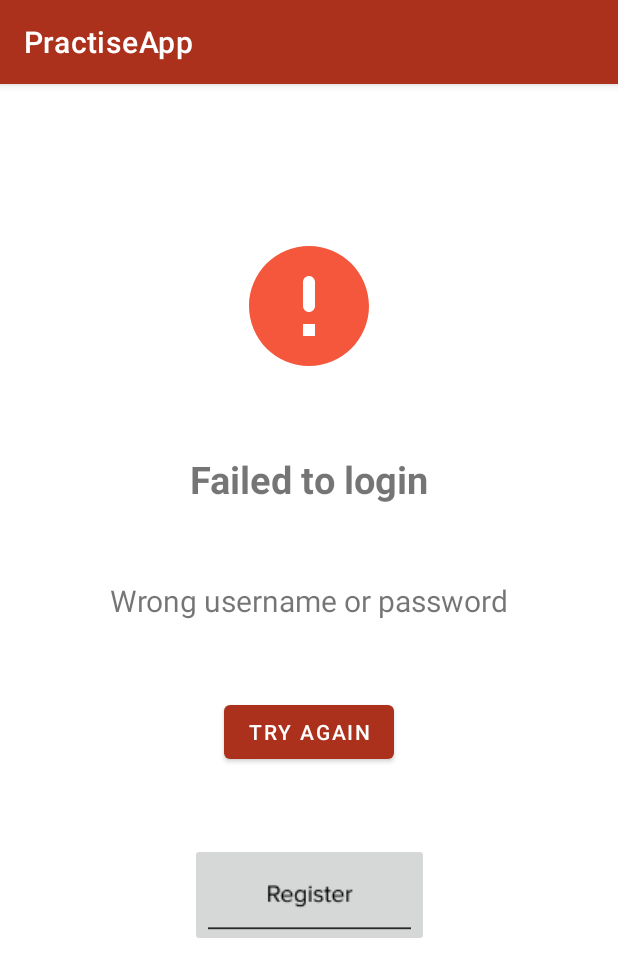
After one commit to 20012001amiramir/PractiseApp, an Android app: the FailedLoginFragment screen opened through its navigation route, on a phone screen of 412 x 824 dp. The commit adds this screen. Shown: the top 977 px of the screen. Run offline under Robolectric (Android 15) with nearby library versions, the phone set to English and light mode, and no system bars; our stand-ins replace Dagger/Hilt's generated code.

Commit message:
[10] BUGFIX: Failed login page nav logic doesn't have any conflicts with LoginPage LiveData now

```diff
--- a/app/build.gradle
+++ b/app/build.gradle
@@ -3,7 +3,7 @@ plugins {
     id 'kotlin-android'
     id 'kotlin-kapt'
     id 'dagger.hilt.android.plugin'
-    id 'androidx.navigation.safeargs.kotlin'
+    id 'androidx.navigation.safeargs'
 }
 
 android {
--- /dev/null
+++ b/app/src/main/java/com/example/practiseapp/presentation/welcome/FailedLoginFragment.kt
@@ -0,0 +1,45 @@
+package com.example.practiseapp.presentation.welcome
+
+import android.os.Bundle
+import androidx.fragment.app.Fragment
+import android.view.LayoutInflater
+import android.view.View
+import android.view.ViewGroup
+import androidx.navigation.findNavController
+import com.example.practiseapp.databinding.LoginFailedBinding
+
+class FailedLoginFragment : Fragment() {
+
+    private var _binding: LoginFailedBinding? = null
+    private val binding get() = _binding!!
+
+    override fun onCreateView(
+        inflater: LayoutInflater, container: ViewGroup?,
+        savedInstanceState: Bundle?
+    ): View {
+        _binding = LoginFailedBinding.inflate(inflater, container, false)
+        return binding.root
+    }
+
+    override fun onViewCreated(view: View, savedInstanceState: Bundle?) {
+        super.onViewCreated(view, savedInstanceState)
+        binding.btnRetryLogin.setOnClickListener {
+            val action = FailedLoginFragmentDirections.actionFailedLoginFragmentToLoginFragment()
+            it.findNavController().navigate(action)
+        }
+        binding.btnRegister.setOnClickListener {
+            val action = FailedLoginFragmentDirections.actionFailedLoginFragmentToRegisterFragment()
+            it.findNavController().navigate(action)
+        }
+    }
+
+    override fun onDestroy() {
+        super.onDestroy()
+        _binding = null
+    }
+
+    companion object {
+        @JvmStatic
+        fun newInstance() = FailedLoginFragment()
+    }
+}
--- a/app/src/main/java/com/example/practiseapp/presentation/welcome/WelcomeActivity.kt
+++ b/app/src/main/java/com/example/practiseapp/presentation/welcome/WelcomeActivity.kt
@@ -14,7 +14,7 @@ import dagger.hilt.android.AndroidEntryPoint
 @AndroidEntryPoint
 class WelcomeActivity : AppCompatActivity() {
 
-    private lateinit var navController: NavController
+    lateinit var navController: NavController
     private lateinit var binding: ActivityWelcomeBinding
     private val welcomeViewModel: WelcomeViewModel by viewModels()
 
--- a/app/src/main/res/layout/login_failed.xml
+++ b/app/src/main/res/layout/login_failed.xml
@@ -20,6 +20,8 @@
         android:layout_marginTop="50dp"
         android:layout_width="wrap_content"
         android:layout_height="wrap_content"
+        android:textSize="25sp"
+        android:textStyle="bold"
         android:text="Failed to login"
         app:layout_constraintEnd_toEndOf="parent"
         app:layout_constraintStart_toStartOf="parent"
@@ -28,9 +30,10 @@
     <TextView
         android:id="@+id/tv_cause"
         android:layout_marginTop="50dp"
+        android:textSize="20sp"
         android:layout_width="wrap_content"
         android:layout_height="wrap_content"
-        android:text="TextView"
+        android:text="Wrong username or password"
         app:layout_constraintEnd_toEndOf="parent"
         app:layout_constraintStart_toStartOf="parent"
         app:layout_constraintTop_toBottomOf="@+id/tv_failed_to_login" />
@@ -40,7 +43,7 @@
         android:layout_marginTop="50dp"
         android:layout_width="wrap_content"
         android:layout_height="wrap_content"
-        android:text="Button"
+        android:text="Try again"
         app:layout_constraintEnd_toEndOf="parent"
         app:layout_constraintStart_toStartOf="parent"
         app:layout_constraintTop_toBottomOf="@+id/tv_cause" />
@@ -57,5 +60,4 @@
         app:layout_constraintTop_toBottomOf="@+id/btn_retry_login"
         android:contentDescription="TODO" />
 
-
 </androidx.constraintlayout.widget.ConstraintLayout>
--- a/app/src/main/res/navigation/start_nav_graph.xml
+++ b/app/src/main/res/navigation/start_nav_graph.xml
@@ -20,10 +20,31 @@
         android:id="@+id/loginFragment"
         android:name="com.example.practiseapp.presentation.welcome.LoginFragment"
         android:label="Login"
-        tools:layout="@layout/login_page"/>
+        tools:layout="@layout/login_page">
+        <action
+            android:id="@+id/action_loginFragment_to_failedLoginFragment"
+            app:destination="@id/failedLoginFragment">
+        </action>
+    </fragment>
     <fragment
         android:id="@+id/registerFragment"
         android:name="com.example.practiseapp.presentation.welcome.RegisterFragment"
         android:label="Register"
         tools:layout="@layout/register_page"/>
+    <fragment
+        android:id="@+id/failedLoginFragment"
+        android:name="com.example.practiseapp.presentation.welcome.FailedLoginFragment"
+        android:label="FailedLoginFragment"
+        tools:layout="@layout/login_failed">
+        <action
+            android:id="@+id/action_failedLoginFragment_to_loginFragment"
+            app:destination="@id/loginFragment"
+            app:popUpTo="@id/welcomeFragment"
+            app:popUpToInclusive="false" />
+        <action
+            android:id="@+id/action_failedLoginFragment_to_registerFragment"
+            app:destination="@id/registerFragment"
+            app:popUpTo="@id/welcomeFragment"
+            app:popUpToInclusive="false" />
+    </fragment>
 </navigation>
```
Also changed, not shown: app/src/main/java/com/example/practiseapp/domain/common/ConsumableValue.kt (added, +13 -0 lines), app/src/main/java/com/example/practiseapp/presentation/welcome/LoginFragment.kt (+11 -11 lines), app/src/main/java/com/example/practiseapp/presentation/welcome/RegisterFragment.kt (+9 -7 lines), app/src/main/java/com/example/practiseapp/presentation/welcome/WelcomeViewModel.kt (+7 -6 lines).
